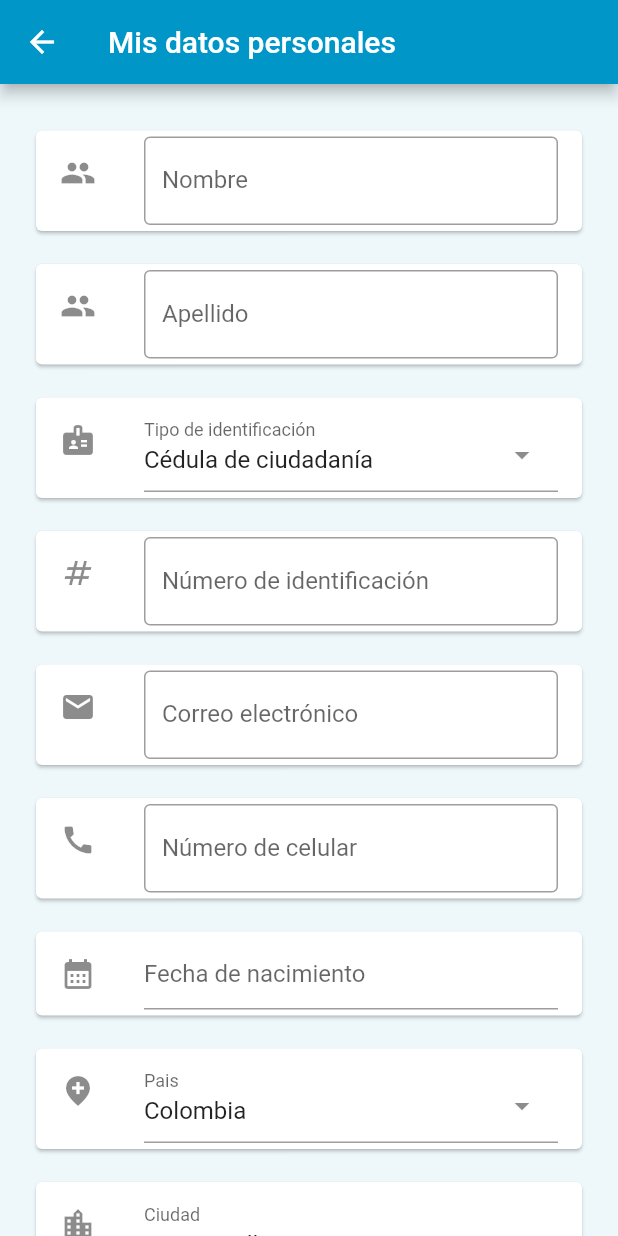
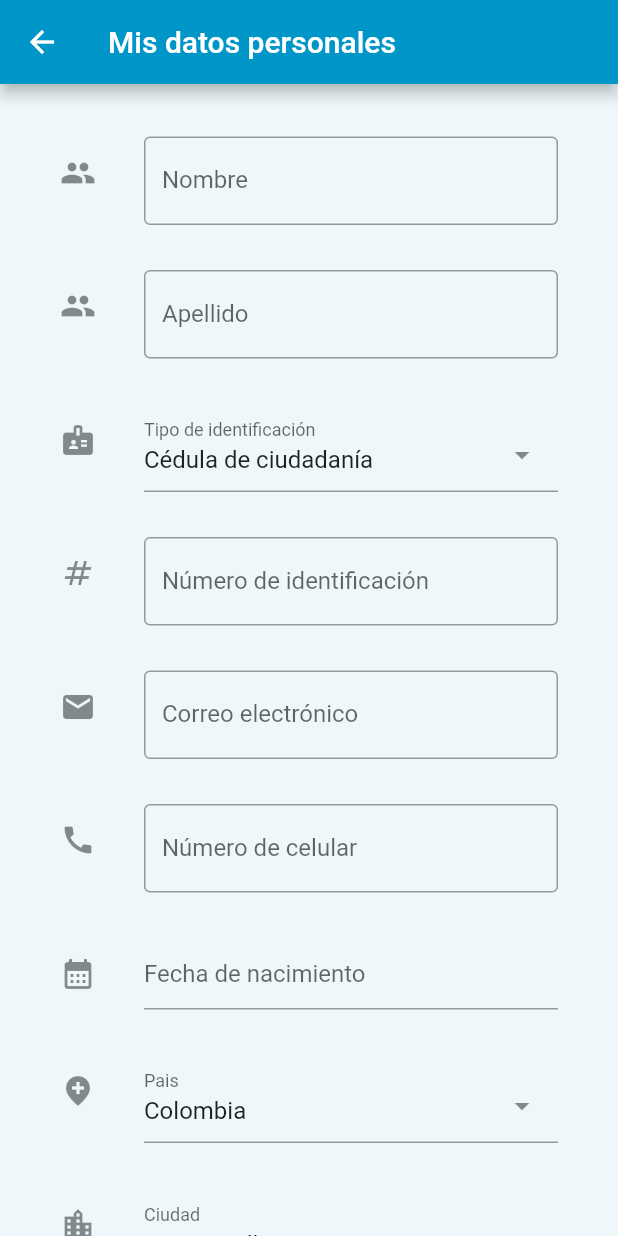
Before and after one commit to dorelysm/app_trabajo_discapacidades, a Flutter app: the RegistroNatPage screen opened by its route, on a phone screen of 412 x 824 dp. Run offline on Flutter 3.47's test engine with Material 2 defaults, Android fonts, the phone set to English and light mode, and no system bars; drawn by our look-alikes of select_form_field.

Commit message:
Modificación, interfaz Registro Persona Natural

```diff
--- a/lib/pages/registro_nat.dart
+++ b/lib/pages/registro_nat.dart
@@ -61,6 +61,7 @@ class _RegistroNatPageState extends State<RegistroNatPage> {
   @override
   Widget build(BuildContext context) {
     return Scaffold(
+      //Color Scaffold
       backgroundColor: Color(0xffEEF8FB),
       appBar: AppBar(
         title: const Text('Mis datos personales'),
@@ -82,7 +83,12 @@ class _RegistroNatPageState extends State<RegistroNatPage> {
   formItemsDesign(icon, item) {
     return Padding(
       padding: const EdgeInsets.symmetric(vertical: 7),
-      child: Card(child: ListTile(leading: Icon(icon), title: item)),
+      /*Agregarle el color de fondo (Scaffol) y elevation = 0*/
+      child: Card(
+        child: ListTile(leading: Icon(icon), title: item),
+        elevation: 0,
+        color: const Color(0xffEEF8FB),
+      ),
     );
   }
 
```
